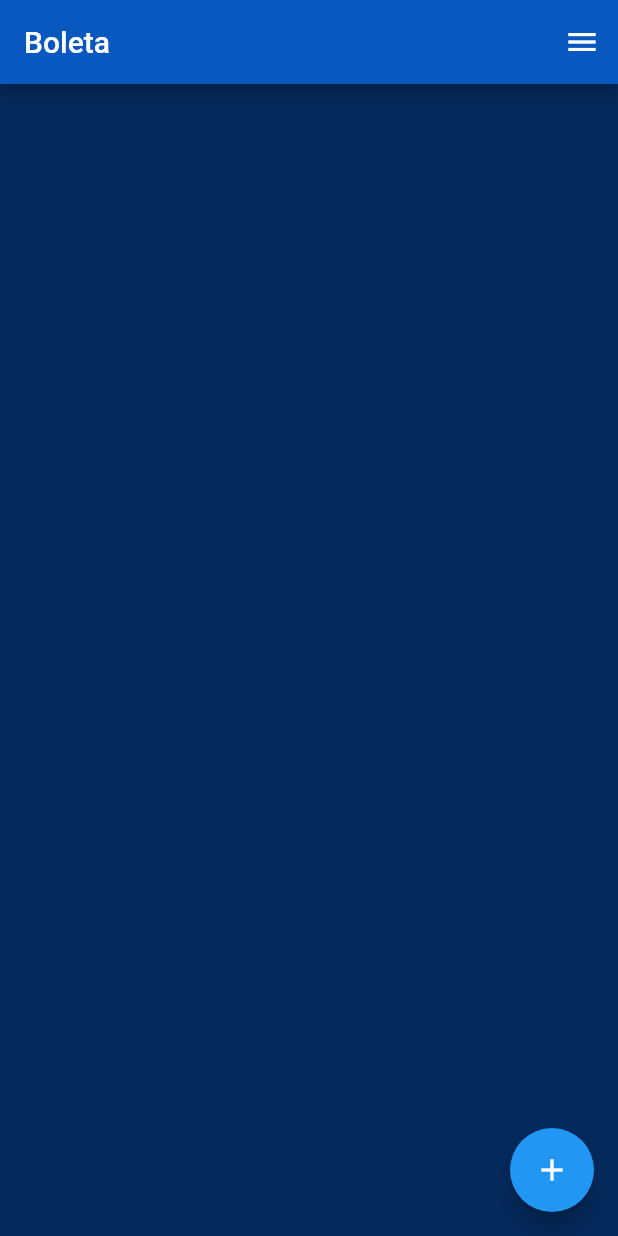
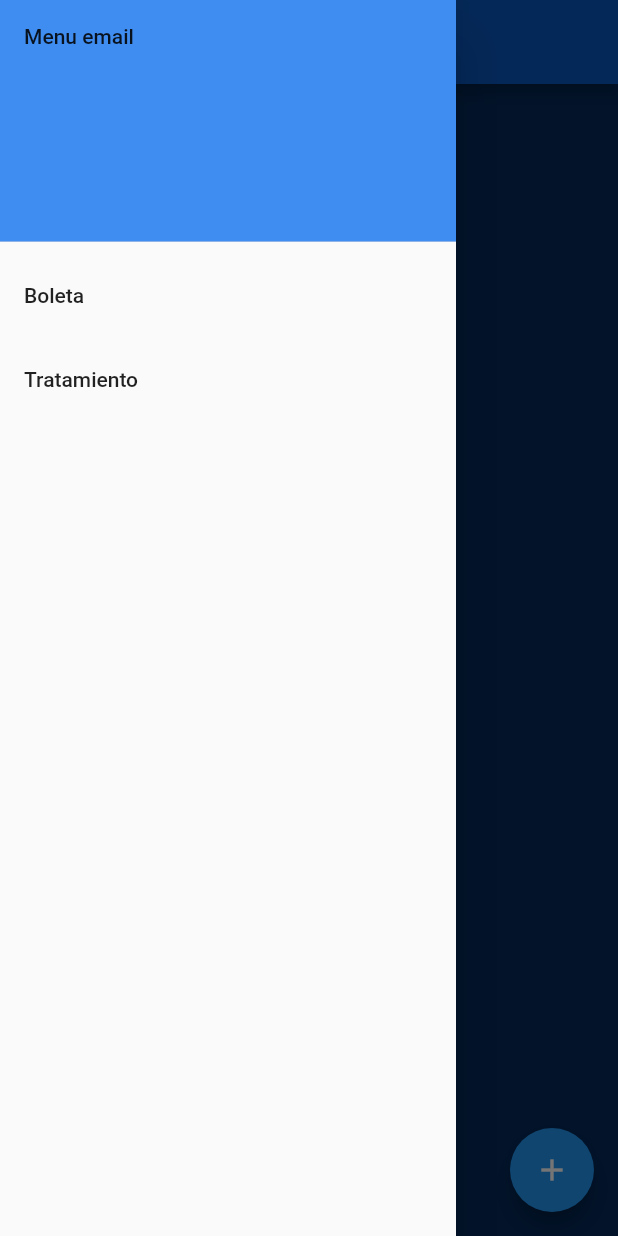
Before and after one commit to Michaelsr/CRUD_FLUTTER, a Flutter app: the screen it shows after launch, with the side drawer open (before the commit the screen has no drawer), on a phone screen of 412 x 824 dp. Run offline on Flutter 3.47's test engine with Material 2 defaults, Android fonts, the phone set to English and light mode, and no system bars; our stand-ins replace google_sign_in, sqflite; accounts and stored records are empty.

Commit message:
menu drawer

```diff
--- a/lib/src/pages/boleta_pages.dart
+++ b/lib/src/pages/boleta_pages.dart
@@ -149,12 +149,37 @@ class _BoletaPagesState extends State<BoletaPages> {
         automaticallyImplyLeading: false,
         backgroundColor: const Color.fromARGB(255, 9, 88, 192),
         title: const Text('Boleta'),
-        actions: <Widget>[
-          IconButton(
-            icon: const Icon(Icons.menu),
-            onPressed: () {},
-          ),
-        ],
+      ),
+      drawer: Drawer(
+        child: ListView(
+          padding: EdgeInsets.zero,
+          children: <Widget>[
+            const DrawerHeader(
+              decoration: BoxDecoration(
+                color: Color.fromARGB(255, 64, 141, 241),
+              ),
+              child: Text('Menu email'),
+            ),
+            ListTile(
+              title: const Text('Boleta'),
+              onTap: () {
+                // Actualiza el estado de la aplicación
+                // ...
+                // Luego cierra el drawer
+                Navigator.pop(context);
+              },
+            ),
+            ListTile(
+              title: const Text('Tratamiento'),
+              onTap: () {
+                // // Actualiza el estado de la aplicación
+                // ...
+                // Luego cierra el drawer
+                Navigator.pop(context);
+              },
+            ),
+          ],
+        ),
       ),
       backgroundColor: const Color.fromARGB(255, 4, 42, 92),
       body: _isLoading
```
